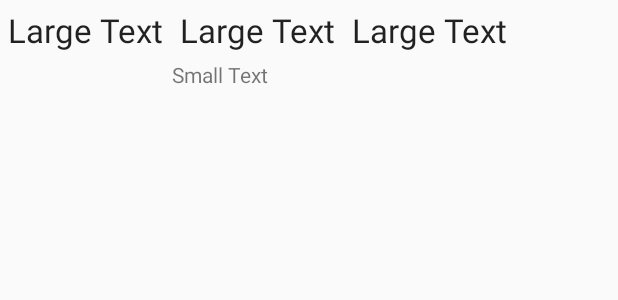
After one commit to zgknoll/OurState, an Android app: the layout custom_row.xml on its own in the app's theme, with its tools: preview values and no code run, on a phone screen of 412 x 824 dp. The commit adds this screen. Shown: the top 300 px of the screen. Run offline under Robolectric (Android 15) with nearby library versions, the phone set to English and light mode, and no system bars.

Commit message:
Fixed some shit

```diff
--- a/app/src/main/AndroidManifest.xml
+++ b/app/src/main/AndroidManifest.xml
@@ -27,12 +27,13 @@
             android:name=".ProfileActivity"
             android:label="@string/title_activity_profile"
             android:theme="@style/AppTheme.NoActionBar" />
-        <activity android:name=".PetitionListActivity" />
+        <activity android:name=".NewPetitionListActivity" />
         <activity android:name=".StartPetition" />
         <activity
             android:name=".PetitionDescActivity"
             android:label="@string/title_activity_petition_desc"
-            android:theme="@style/AppTheme.NoActionBar"></activity>
+            android:theme="@style/AppTheme.NoActionBar" />
+        <activity android:name=".NewPetitionListActivity"></activity>
     </application>
 
 </manifest>
--- a/app/src/main/java/bitsplease/ourstate/MainActivity.java
+++ b/app/src/main/java/bitsplease/ourstate/MainActivity.java
@@ -27,7 +27,7 @@ public class MainActivity extends AppCompatActivity {
         button2.setOnClickListener(new View.OnClickListener() {
             @Override
             public void onClick(View view) {
-                Intent intentProfile = new Intent(MainActivity.this, PetitionListActivity.class);
+                Intent intentProfile = new Intent(MainActivity.this, NewPetitionListActivity.class);
                 startActivity(intentProfile);
             }
         });
--- a/app/src/main/res/layout/activity_main.xml
+++ b/app/src/main/res/layout/activity_main.xml
@@ -23,7 +23,7 @@
     <Button
         android:layout_width="wrap_content"
         android:layout_height="wrap_content"
-        android:text="Petitions"
+        android:text="@string/action_go_petitions"
         android:id="@+id/petitionsButton"
         android:clickable="true"
         android:textSize="50dp"
--- a/app/src/main/res/layout/activity_petition_list.xml
+++ b/app/src/main/res/layout/activity_petition_list.xml
@@ -160,5 +160,6 @@
         android:layout_below="@+id/button7"
         android:layout_alignLeft="@+id/buttonBack"
         android:layout_alignStart="@+id/buttonBack" />
+    */
 
 </RelativeLayout>
--- /dev/null
+++ b/app/src/main/res/layout/custom_row.xml
@@ -0,0 +1,48 @@
+<?xml version="1.0" encoding="utf-8"?>
+<TableLayout xmlns:android="http://schemas.android.com/apk/res/android"
+    android:orientation="horizontal" android:layout_width="match_parent"
+    android:layout_height="match_parent">
+
+    <TableRow
+        android:layout_width="match_parent"
+        android:layout_height="match_parent">
+
+        <TextView
+            android:layout_width="wrap_content"
+            android:layout_height="wrap_content"
+            android:textAppearance="?android:attr/textAppearanceLarge"
+            android:text="Large Text"
+            android:id="@+id/petitionNum"
+            android:layout_margin="5dp" />
+
+        <TextView
+            android:layout_width="wrap_content"
+            android:layout_height="wrap_content"
+            android:textAppearance="?android:attr/textAppearanceLarge"
+            android:text="Large Text"
+            android:id="@+id/petitionName"
+            android:layout_margin="5dp"
+            android:layout_column="7" />
+
+        <TextView
+            android:layout_width="wrap_content"
+            android:layout_height="wrap_content"
+            android:textAppearance="?android:attr/textAppearanceLarge"
+            android:text="Large Text"
+            android:id="@+id/numberVotes"
+            android:layout_margin="5dp"
+            android:layout_column="11" />
+    </TableRow>
+
+    <TableRow
+        android:layout_width="match_parent"
+        android:layout_height="match_parent">
+
+        <TextView
+            android:textAppearance="?android:attr/textAppearanceSmall"
+            android:text="Small Text"
+            android:layout_column="7"
+            android:id="@+id/timeAgo" />
+    </TableRow>
+
+</TableLayout>
```
Also changed, not shown: app/src/main/java/bitsplease/ourstate/CustomAdapter.java (added, +11 -0 lines), app/src/main/java/bitsplease/ourstate/NewPetitionListActivity.java (added, +35 -0 lines), app/src/main/java/bitsplease/ourstate/PetitionListActivity.java (+5 -5 lines), app/src/main/res/layout/activity_new_petition_list.xml (added, +19 -0 lines).
